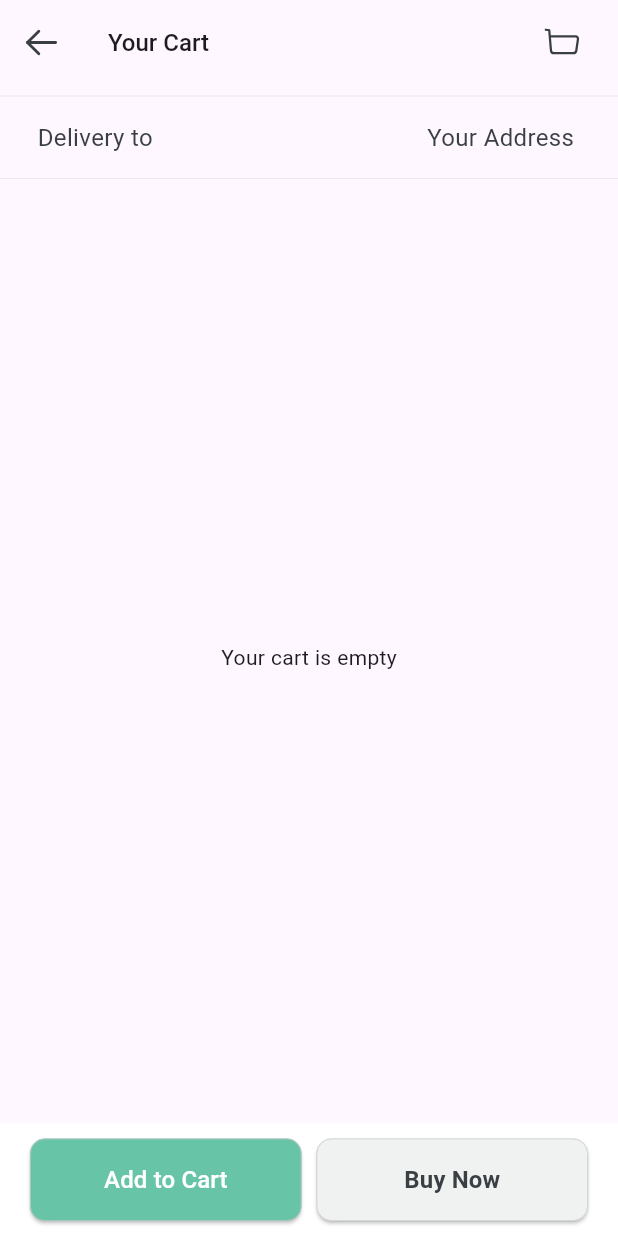
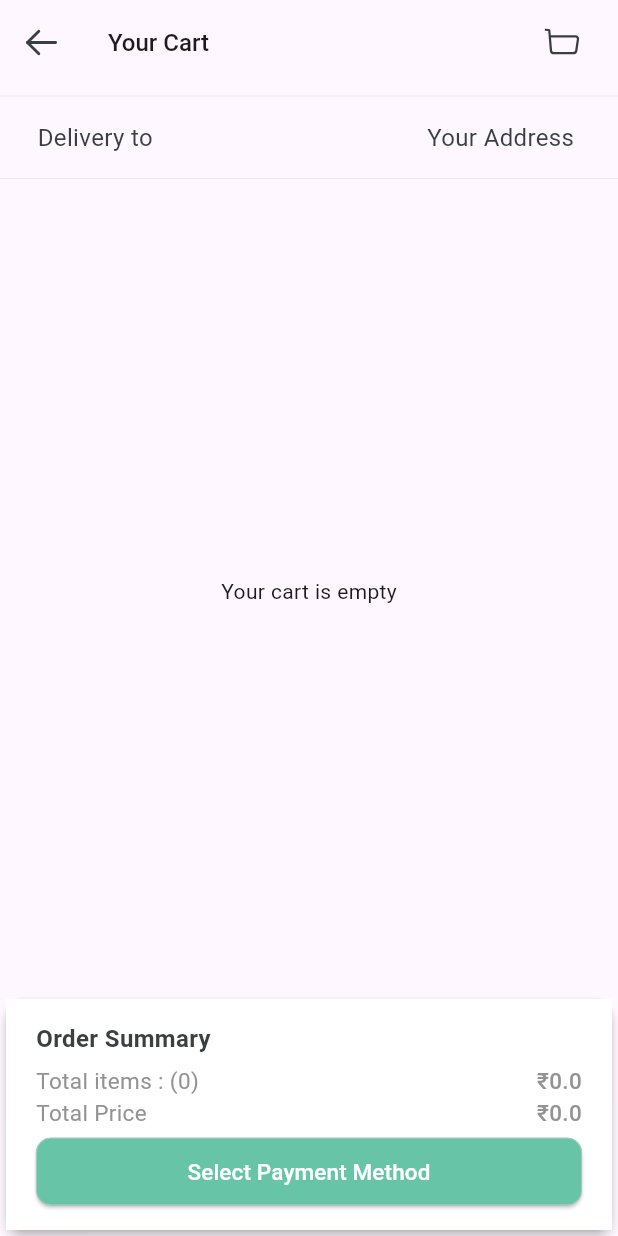
Before and after one commit to apeksha123227/E_Commerce_App, a Flutter app: the Cartscreen screen opened directly, on a phone screen of 412 x 824 dp. Run offline on Flutter 3.47's test engine with Material 3 defaults, Android fonts, the phone set to English and light mode, and no system bars; our stand-ins replace cloud_firestore, firebase_core, firebase_messaging, flutter_local_notifications, flutter_secure_storage, flutter_svg and 3 more; missing offline and left inert: dart:ffi; accounts and stored records are empty.

Commit message:
cart working

```diff
--- a/lib/Controller/TabBar/Account/CartController.dart
+++ b/lib/Controller/TabBar/Account/CartController.dart
@@ -20,6 +20,7 @@ class CartController extends GetxController {
   Future<void> loadCartList() async {
     isLoading.value = true;
     cartlist.value = await service.getcart();
+    calculateTotal();
     isLoading.value = false;
   }
 
@@ -28,8 +29,15 @@ class CartController extends GetxController {
     cartlist.removeAt(index);
   }
 
-  void addtocart(int productId) {
+  /*  void addtocart(int productId) {
     quantity[productId] = 1;
+  }*/
+  double calculateTotal(/*List<Products> cartItems*/) {
+    double total = 0;
+    for (var item in cartlist) {
+      total += item.price! * item.quantity!;
+    }
+    return total;
   }
 
   /* void increment(int productId) {
@@ -85,12 +93,14 @@ class CartController extends GetxController {
     }
   }*/
 
+  /*
 
   bool isInCart(int productId) {
     return cartProductIds.contains(productId);
   }
+*/
 
-/*  int Quantity(int productId) {
+  /*  int Quantity(int productId) {
     return quantity[productId] ?? 0;
   }*/
 
--- a/lib/View/Tabbar/Account/CartScreen.dart
+++ b/lib/View/Tabbar/Account/CartScreen.dart
@@ -225,16 +225,104 @@ class Cartscreen extends StatelessWidget {
                       );
               }),
             ),
-            Container(
+
+            Card(
+              elevation: 3,
+              child: Container(
                 color: Colors.white,
+                width: double.infinity,
                 child: Padding(
                   padding: const EdgeInsets.symmetric(
                     horizontal: 20,
-                  vertical: 10,
+                    vertical: 15,
                   ),
-                child: Row(
+                  child: Column(
+                    crossAxisAlignment: CrossAxisAlignment.start,
+                    children: [
+                      Custom_Functions.getTextStyle_16_blackTxt(
+                        "Order Summary ",
+                        fontweight: FontWeight.bold,
+                      ),
+                      SizedBox(height: 6),
+                      Row(
+                        children: [
+                          Obx(() {
+                            return Expanded(
+                              child: Text(
+                                "Total items : (${cart_Controller.cartlist.length})",
+                                style: TextStyle(
+                                  fontSize: 15,
+                                  color: AppColors.tabUnselectedColor,
+                                ),
+                              ),
+                            );
+                          }),
+                          Obx(() {
+                            return Text(
+                              "₹${cart_Controller.calculateTotal()}",
+                              style: TextStyle(
+                                fontSize: 15,
+                                color: AppColors.tabUnselectedColor,
+                                fontWeight: FontWeight.w500,
+                              ),
+                            );
+                          }),
+                        ],
+                      ),
+                      Row(
                         children: [
                           Expanded(
+                            child: Text(
+                              "Total Price ",
+                              style: TextStyle(
+                                fontSize: 15,
+                                color: AppColors.tabUnselectedColor,
+                              ),
+                            ),
+                          ),
+                          Obx(() {
+                            return Text(
+                              "₹${cart_Controller.calculateTotal()}",
+                              style: TextStyle(
+                                fontSize: 15,
+                                color: AppColors.tabUnselectedColor,
+                                fontWeight: FontWeight.w500,
+                              ),
+                            );
+                          }),
+                        ],
+                      ),
+                      /*    SizedBox(height: 10),
+                      SizedBox(
+                        width: double.infinity,
+                        child: ElevatedButton(
+                          onPressed: () {},
+                          style: ElevatedButton.styleFrom(
+                           // backgroundColor: AppColors.tabSelectedColor,
+                            shape: RoundedRectangleBorder(
+                              borderRadius: BorderRadius.circular(10),
+                              side: BorderSide(
+                                color: AppColors.LightGreyText,
+                                width: 0.5,
+                              ),
+                            ),
+                          ),
+                          child: Padding(
+                            padding: const EdgeInsets.symmetric(vertical: 12),
+                            child: Text(
+                              "Select the Delivery Option ",
+                              style: TextStyle(
+                                color: Colors.black,
+                                fontSize: 15,
+                                fontWeight: FontWeight.w500,
+                              ),
+                            ),
+                          ),
+                        ),
+                      ),*/
+                      SizedBox(height: 5),
+                      SizedBox(
+                        width: double.infinity,
                         child: ElevatedButton(
                           onPressed: () {},
                           style: ElevatedButton.styleFrom(
@@ -248,40 +336,13 @@ class Cartscreen extends StatelessWidget {
                             ),
                           ),
                           child: Padding(
-                          padding: const EdgeInsets.symmetric(vertical: 16),
+                            padding: const EdgeInsets.symmetric(vertical: 12),
                             child: Text(
-                            "Add to Cart",
+                              "Select Payment Method",
                               style: TextStyle(
                                 color: Colors.white,
-                              fontSize: 16,
+                                fontSize: 15,
                                 fontWeight: FontWeight.w500,
-                            ),
-                          ),
-                        ),
-                      ),
-                    ),
-                    SizedBox(width: 10),
-                    Expanded(
-                      child: ElevatedButton(
-                        onPressed: () {},
-                        style: ElevatedButton.styleFrom(
-                          backgroundColor: AppColors.buyNowCOlor,
-                          shape: RoundedRectangleBorder(
-                            borderRadius: BorderRadius.circular(10),
-                            side: BorderSide(
-                              color: AppColors.LightGreyText,
-                              width: 0.5,
-                            ),
-                          ),
-                        ),
-                        child: Padding(
-                          padding: const EdgeInsets.symmetric(vertical: 16),
-                          child: Text(
-                            "Buy Now",
-                            style: TextStyle(
-                              color: AppColors.blackText,
-                              fontSize: 16,
-                              fontWeight: FontWeight.w600,
                               ),
                             ),
                           ),
@@ -291,6 +352,7 @@ class Cartscreen extends StatelessWidget {
                   ),
                 ),
               ),
+            ),
           ],
         ),
       ),
```
Lines whose indentation alone changed are shown as unchanged.
